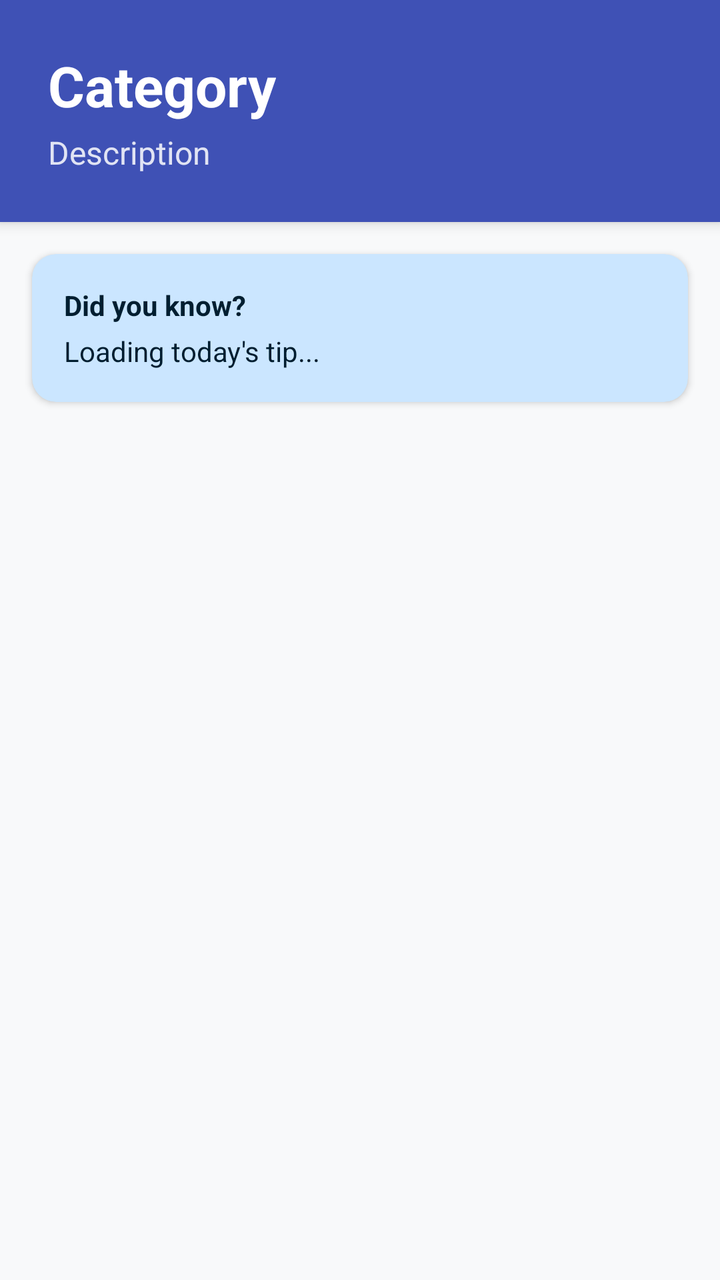
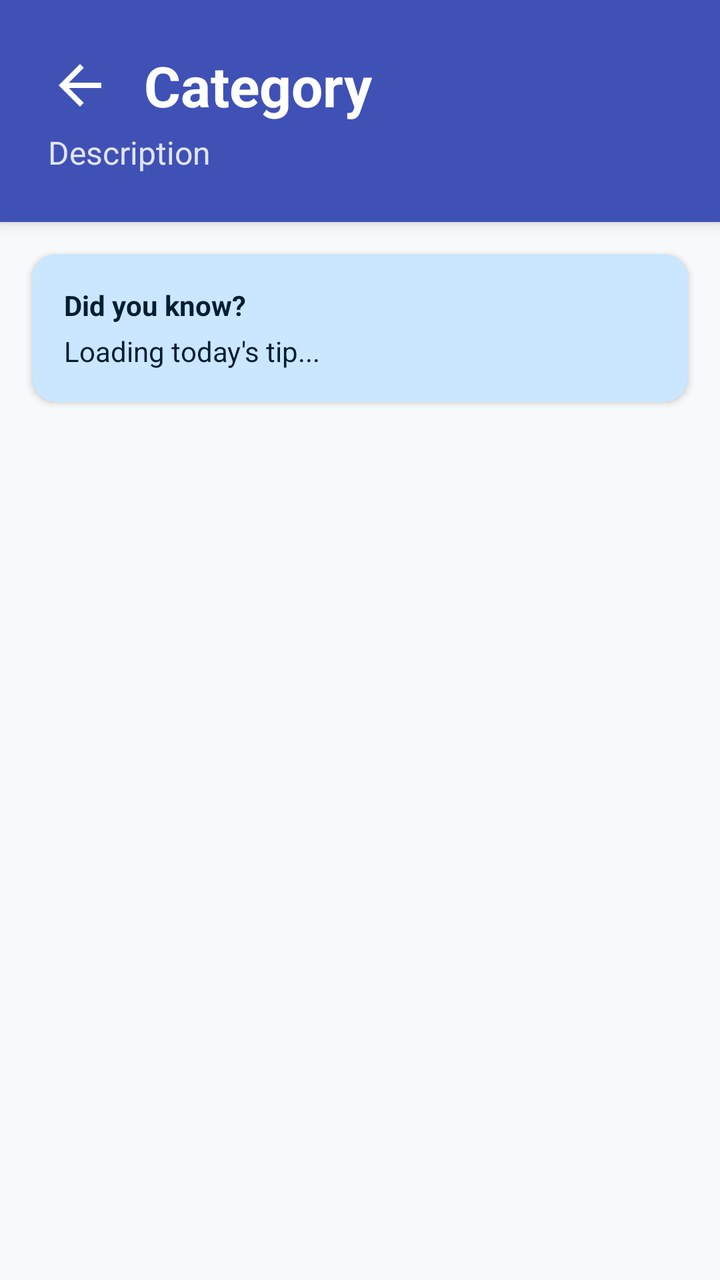

Screens rendered from an Android XML layout before and after an edit, with the pre-edit source and the edit as a unified diff.
<!-- AndroidManifest.xml: activity theme Theme.CMP2004TermProject.NoActionBar -->
<!-- res/layout/activity_category_detail.xml -->
<?xml version="1.0" encoding="utf-8"?>
<LinearLayout xmlns:android="http://schemas.android.com/apk/res/android"
    xmlns:app="http://schemas.android.com/apk/res-auto"
    android:layout_width="match_parent"
    android:layout_height="match_parent"
    android:orientation="vertical"
    android:background="@color/md_theme_light_background">

    <LinearLayout
        android:layout_width="match_parent"
        android:layout_height="wrap_content"
        android:orientation="vertical"
        android:padding="24dp"
        android:background="@color/md_theme_light_primary"
        android:elevation="4dp">

        <TextView
            android:id="@+id/tvCategoryName"
            android:layout_width="wrap_content"
            android:layout_height="wrap_content"
            android:text="Category"
            android:textSize="28sp"
            android:textStyle="bold"
            android:textColor="@color/md_theme_light_onPrimary" />

        <TextView
            android:id="@+id/tvCategoryDesc"
            android:layout_width="wrap_content"
            android:layout_height="wrap_content"
            android:text="Description"
            android:textSize="16sp"
            android:textColor="@color/md_theme_light_onPrimary"
            android:alpha="0.85"
            android:layout_marginTop="4dp" />
    </LinearLayout>

    <androidx.cardview.widget.CardView
        android:id="@+id/cvTipOfTheDay"
        android:layout_width="match_parent"
        android:layout_height="wrap_content"
        android:layout_margin="16dp"
        app:cardCornerRadius="12dp"
        app:cardElevation="2dp"
        app:cardBackgroundColor="@color/md_theme_light_secondaryContainer">
        
        <LinearLayout
            android:layout_width="match_parent"
            android:layout_height="wrap_content"
            android:orientation="vertical"
            android:padding="16dp">
            
            <TextView
                android:layout_width="wrap_content"
                android:layout_height="wrap_content"
                android:text="Did you know?"
                android:textStyle="bold"
                android:textSize="14sp"
                android:textColor="@color/md_theme_light_onSecondaryContainer" />
                
            <TextView
                android:id="@+id/tvTipText"
                android:layout_width="match_parent"
                android:layout_height="wrap_content"
                android:text="Loading today's tip..."
                android:textSize="14sp"
                android:layout_marginTop="4dp"
                android:textColor="@color/md_theme_light_onSecondaryContainer" />
        </LinearLayout>
    </androidx.cardview.widget.CardView>

    <androidx.recyclerview.widget.RecyclerView
        android:id="@+id/recyclerView"
        android:layout_width="match_parent"
        android:layout_height="match_parent"
        android:paddingHorizontal="16dp"
        android:paddingBottom="16dp"
        android:clipToPadding="false"
        android:layoutAnimation="@anim/layout_animation_fall_down" />

</LinearLayout>
<!-- resources referenced by this layout -->
<resources>
  <color name="md_theme_light_background">#F8F9FA</color>
  <color name="md_theme_light_onPrimary">#FFFFFF</color>
  <color name="md_theme_light_onSecondaryContainer">#001E30</color>
  <color name="md_theme_light_primary">#3F51B5</color>
  <color name="md_theme_light_secondaryContainer">#CBE6FF</color>
  <style name="Theme.CMP2004TermProject.NoActionBar" parent="Theme.CMP2004TermProject">
          <item name="windowActionBar">false</item>
          <item name="windowNoTitle">true</item>
          <item name="android:windowEnterAnimation">@anim/slide_in_right</item>
          <item name="android:windowExitAnimation">@anim/slide_out_left</item>
      </style>
  <style name="Theme.CMP2004TermProject" parent="Theme.Material3.DayNight">
          
          <item name="colorPrimary">@color/md_theme_light_primary</item>
          <item name="colorOnPrimary">@color/md_theme_light_onPrimary</item>
          <item name="colorPrimaryContainer">@color/md_theme_light_primaryContainer</item>
          <item name="colorOnPrimaryContainer">@color/md_theme_light_onPrimaryContainer</item>
          
          <item name="colorSecondary">@color/md_theme_light_secondary</item>
          <item name="colorOnSecondary">@color/md_theme_light_onSecondary</item>
          <item name="colorSecondaryContainer">@color/md_theme_light_secondaryContainer</item>
          <item name="colorOnSecondaryContainer">@color/md_theme_light_onSecondaryContainer</item>
          
          <item name="android:colorBackground">@color/md_theme_light_background</item>
          <item name="colorSurface">@color/md_theme_light_surface</item>
          <item name="colorOnSurface">@color/md_theme_light_onSurface</item>
          
          <item name="android:statusBarColor">@color/md_theme_light_primary</item>
          <item name="android:windowBackground">@color/md_theme_light_background</item>
      </style>
  <color name="md_theme_light_primaryContainer">#E0E8F9</color>
  <color name="md_theme_light_onPrimaryContainer">#0B1B60</color>
  <color name="md_theme_light_secondary">#039BE5</color>
  <color name="md_theme_light_onSecondary">#FFFFFF</color>
  <color name="md_theme_light_surface">#FFFFFF</color>
  <color name="md_theme_light_onSurface">#1A1C1E</color>
</resources>

<!-- the commit's change to res/layout/activity_category_detail.xml (unified diff, before → after) -->
@@ -14,14 +14,33 @@
         android:background="@color/md_theme_light_primary"
         android:elevation="4dp">
 
-        <TextView
-            android:id="@+id/tvCategoryName"
-            android:layout_width="wrap_content"
+        <LinearLayout
+            android:layout_width="match_parent"
             android:layout_height="wrap_content"
-            android:text="Category"
-            android:textSize="28sp"
-            android:textStyle="bold"
-            android:textColor="@color/md_theme_light_onPrimary" />
+            android:orientation="horizontal"
+            android:gravity="center_vertical">
+            
+            <ImageView
+                android:id="@+id/btnBack"
+                android:layout_width="32dp"
+                android:layout_height="32dp"
+                android:src="@drawable/ic_back"
+                app:tint="@color/md_theme_light_onPrimary"
+                android:background="?attr/selectableItemBackgroundBorderless"
+                android:layout_marginEnd="16dp"
+                android:clickable="true"
+                android:focusable="true"
+                android:contentDescription="Back" />
+
+            <TextView
+                android:id="@+id/tvCategoryName"
+                android:layout_width="wrap_content"
+                android:layout_height="wrap_content"
+                android:text="Category"
+                android:textSize="28sp"
+                android:textStyle="bold"
+                android:textColor="@color/md_theme_light_onPrimary" />
+        </LinearLayout>
 
         <TextView
             android:id="@+id/tvCategoryDesc"
<!-- resource entries referenced after the edit -->
@@ -5,6 +5,16 @@
   <color name="md_theme_light_onSecondaryContainer">#001E30</color>
   <color name="md_theme_light_primary">#3F51B5</color>
   <color name="md_theme_light_secondaryContainer">#CBE6FF</color>
+  <!-- drawable ic_back (drawable) -->
+  <vector xmlns:android="http://schemas.android.com/apk/res/android"
+      android:width="24dp"
+      android:height="24dp"
+      android:viewportWidth="24"
+      android:viewportHeight="24">
+    <path
+        android:fillColor="#FF000000"
+        android:pathData="M20,11H7.83l5.59,-5.59L12,4l-8,8 8,8 1.41,-1.41L7.83,13H20v-2z"/>
+  </vector>
   <style name="Theme.CMP2004TermProject.NoActionBar" parent="Theme.CMP2004TermProject">
           <item name="windowActionBar">false</item>
           <item name="windowNoTitle">true</item>
